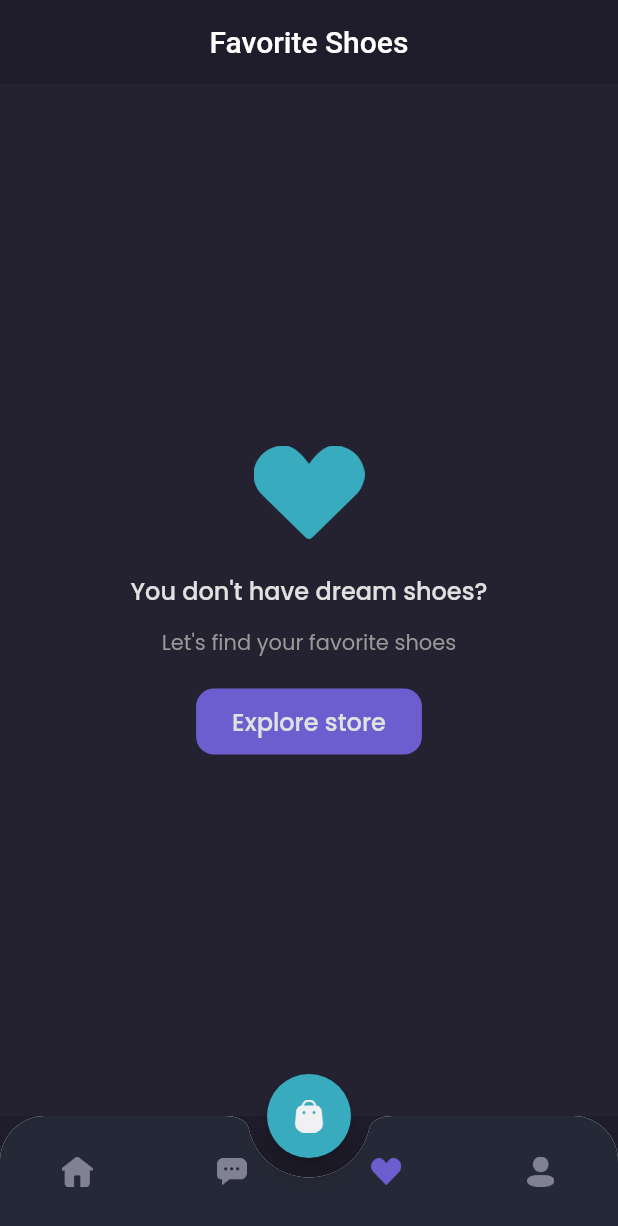
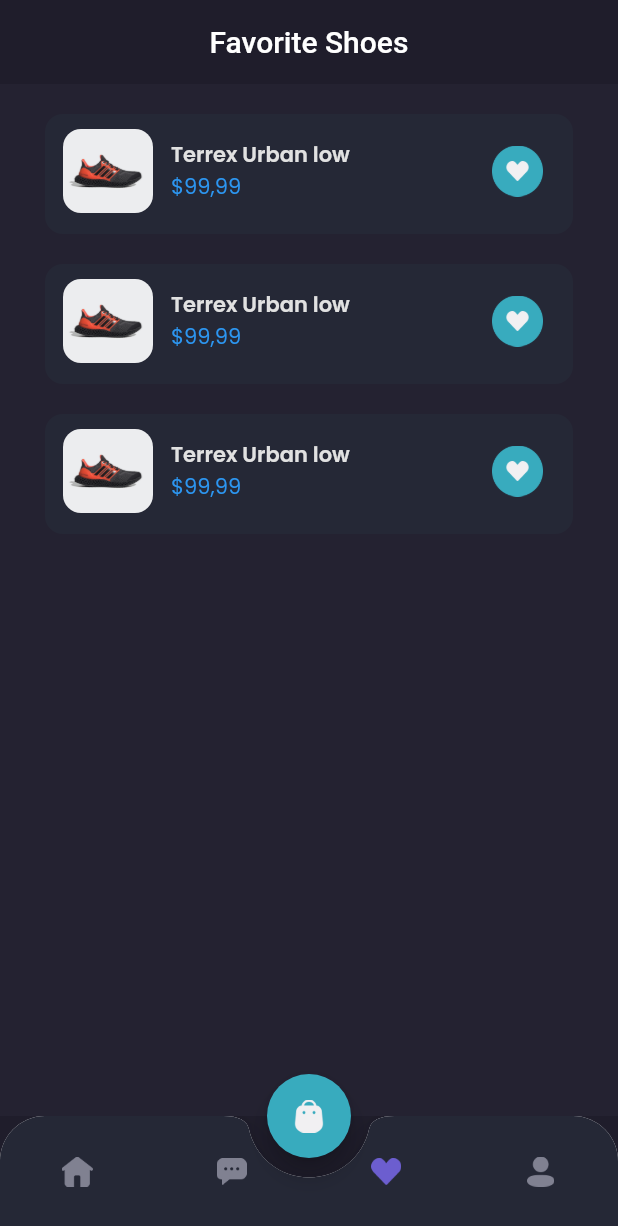
Before and after one commit to Chands18/ViperApps, a Flutter app: the MainPage screen opened by its route, item 3 of the bottom bar chosen, on a phone screen of 412 x 824 dp. Shown: the top 1226 px of the screen. Run offline on Flutter 3.47's test engine with Material 2 defaults, Android fonts, the phone set to English and light mode, and no system bars; our stand-ins replace google_fonts.

Commit message:
wishlist content

```diff
--- a/lib/pages/home/wishlist_page.dart
+++ b/lib/pages/home/wishlist_page.dart
@@ -1,5 +1,6 @@
 import 'package:flutter/material.dart';
 import 'package:viper/theme.dart';
+import 'package:viper/widgets/wishlist_card.dart';
 
 class WishlistPage extends StatelessWidget {
   @override
@@ -78,10 +79,29 @@ class WishlistPage extends StatelessWidget {
       );
     }
 
+    Widget content() {
+      return Expanded(
+        child: Container(
+          color: backgroundColor3,
+          child: ListView(
+            padding: EdgeInsets.symmetric(
+              horizontal: defaultMargin,
+            ),
+            children: [
+              WishlistCard(),
+              WishlistCard(),
+              WishlistCard(),
+            ],
+          ),
+        ),
+      );
+    }
+
     return Column(
       children: [
         header(),
-        emptyWishList(),
+        // emptyWishList(),
+        content(),
       ],
     );
   }
--- /dev/null
+++ b/lib/widgets/wishlist_card.dart
@@ -0,0 +1,60 @@
+import 'package:flutter/material.dart';
+import 'package:viper/theme.dart';
+
+class WishlistCard extends StatelessWidget {
+  @override
+  Widget build(BuildContext context) {
+    return Container(
+      margin: EdgeInsets.only(
+        top: 20,
+      ),
+      padding: EdgeInsets.only(
+        top: 10,
+        left: 12,
+        bottom: 14,
+        right: 20,
+      ),
+      decoration: BoxDecoration(
+        borderRadius: BorderRadius.circular(
+          12,
+        ),
+        color: backgroundColor4,
+      ),
+      child: Row(
+        children: [
+          ClipRRect(
+            borderRadius: BorderRadius.circular(12),
+            child: Image.asset(
+              'assets/image_shoes.png',
+              width: 60,
+            ),
+          ),
+          SizedBox(
+            width: 12,
+          ),
+          Expanded(
+            child: Column(
+              crossAxisAlignment: CrossAxisAlignment.start,
+              children: [
+                Text(
+                  'Terrex Urban low',
+                  style: primaryTextStyle.copyWith(
+                    fontWeight: semiBold,
+                  ),
+                ),
+                Text(
+                  '\$99,99',
+                  style: priceTextStyle,
+                ),
+              ],
+            ),
+          ),
+          Image.asset(
+            'assets/button_wishlist_blue.png',
+            width: 34,
+          ),
+        ],
+      ),
+    );
+  }
+}
```
